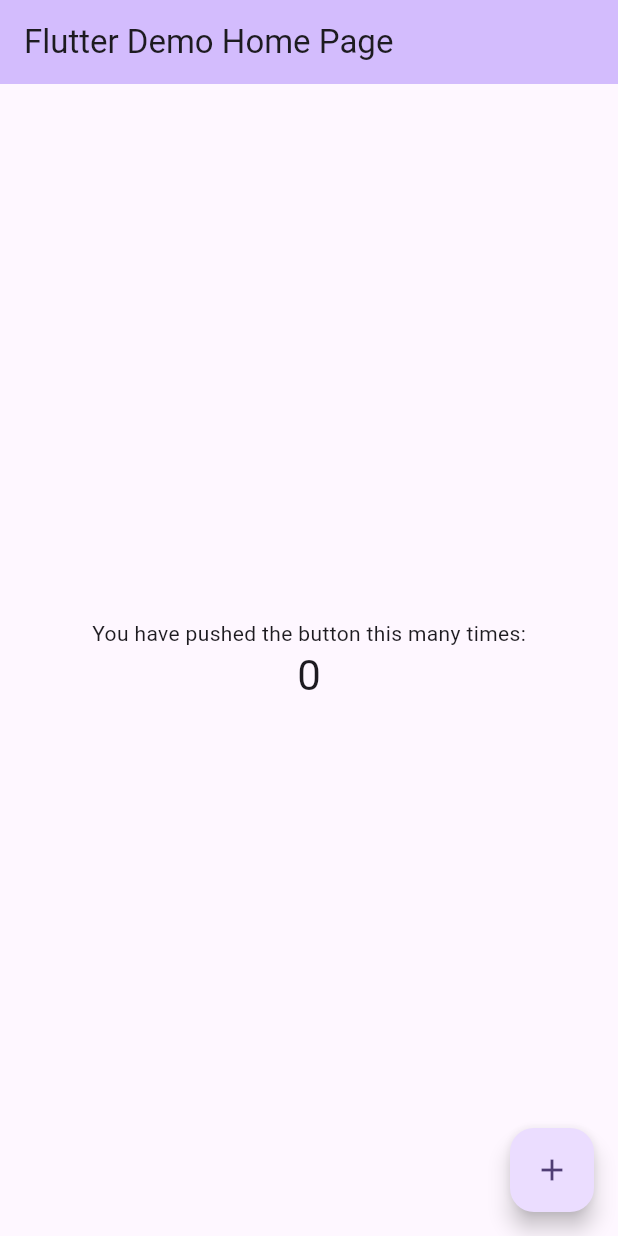
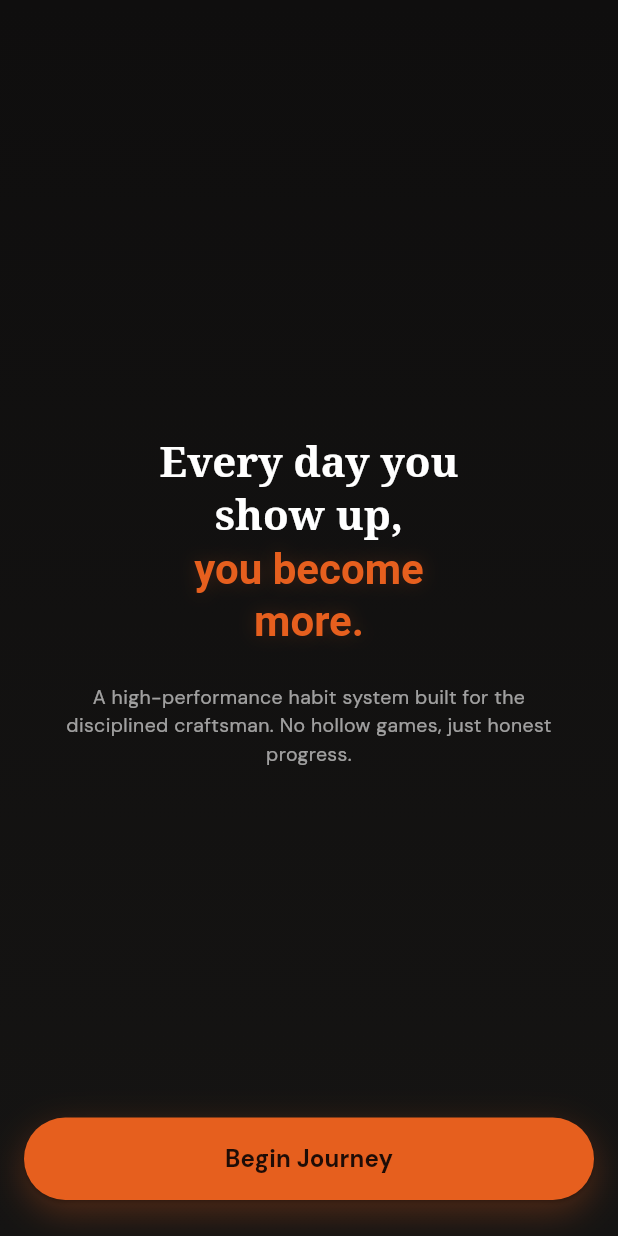
Before and after one commit to SMparthSharma/Habier, a Flutter app: the screen it shows after launch, on a phone screen of 412 x 824 dp. Run offline on Flutter 3.47's test engine with Material 3 defaults, Android fonts, the phone set to English and light mode, and no system bars; our stand-ins replace firebase_core; accounts and stored records are empty.

Commit message:
complete app setup

```diff
--- a/lib/main.dart
+++ b/lib/main.dart
@@ -1,4 +1,5 @@
 import 'package:flutter/material.dart';
+import 'views/onboarding/onboarding_screen.dart';
 
 void main() {
   runApp(const MyApp());
@@ -11,26 +12,12 @@ class MyApp extends StatelessWidget {
   @override
   Widget build(BuildContext context) {
     return MaterialApp(
-      title: 'Flutter Demo',
+      title: 'Habier',
+      debugShowCheckedModeBanner: false,
       theme: ThemeData(
-        // This is the theme of your application.
-        //
-        // TRY THIS: Try running your application with "flutter run". You'll see
-        // the application has a purple toolbar. Then, without quitting the app,
-        // try changing the seedColor in the colorScheme below to Colors.green
-        // and then invoke "hot reload" (save your changes or press the "hot
-        // reload" button in a Flutter-supported IDE, or press "r" if you used
-        // the command line to start the app).
-        //
-        // Notice that the counter didn't reset back to zero; the application
-        // state is not lost during the reload. To reset the state, use hot
-        // restart instead.
-        //
-        // This works for code too, not just values: Most code changes can be
-        // tested with just a hot reload.
-        colorScheme: .fromSeed(seedColor: Colors.deepPurple),
+        colorScheme: ColorScheme.fromSeed(seedColor: Colors.deepPurple),
       ),
-      home: const MyHomePage(title: 'Flutter Demo Home Page'),
+      home: const OnboardingScreen(),
     );
   }
 }
@@ -102,7 +89,7 @@ class _MyHomePageState extends State<MyHomePage> {
           // TRY THIS: Invoke "debug painting" (choose the "Toggle Debug Paint"
           // action in the IDE, or press "p" in the console), to see the
           // wireframe for each widget.
-          mainAxisAlignment: .center,
+          mainAxisAlignment: MainAxisAlignment.center,
           children: [
             const Text('You have pushed the button this many times:'),
             Text(
--- a/lib/theme/app_text_styles.dart
+++ b/lib/theme/app_text_styles.dart
@@ -57,9 +57,23 @@ class AppTextStyles {
         height: 1.3,
       );
 
+  static TextStyle get titleSm => TextStyle(
+        fontFamily: serif,
+        fontSize: AppSizes.textMd,
+        fontWeight: medium,
+        height: 1.3,
+      );
+
   // ───────────────────────────────────────────────────────────────────────────
   // Body Text
   // ───────────────────────────────────────────────────────────────────────────
+
+  static TextStyle get bodyLg => TextStyle(
+        fontFamily: sans,
+        fontSize: AppSizes.textLg,
+        fontWeight: regular,
+        height: 1.5,
+      );
 
   static TextStyle get bodyMd => TextStyle(
         fontFamily: sans,
@@ -73,6 +87,28 @@ class AppTextStyles {
         fontSize: AppSizes.textSm,
         fontWeight: regular,
         height: 1.5,
+      );
+
+  // ───────────────────────────────────────────────────────────────────────────
+  // Labels
+  // ───────────────────────────────────────────────────────────────────────────
+
+  static TextStyle get labelLg => TextStyle(
+        fontFamily: sans,
+        fontSize: AppSizes.textMd,
+        fontWeight: medium,
+      );
+
+  static TextStyle get labelMd => TextStyle(
+        fontFamily: sans,
+        fontSize: AppSizes.textSm,
+        fontWeight: medium,
+      );
+
+  static TextStyle get labelSm => TextStyle(
+        fontFamily: sans,
+        fontSize: AppSizes.textXs,
+        fontWeight: medium,
       );
 
   // ───────────────────────────────────────────────────────────────────────────
--- /dev/null
+++ b/lib/views/onboarding/onboarding_screen.dart
@@ -0,0 +1,122 @@
+import 'package:flutter/material.dart';
+import '../../theme/app_sizes.dart';
+import '../../theme/app_text_styles.dart';
+
+class OnboardingScreen extends StatelessWidget {
+  const OnboardingScreen({super.key});
+
+  @override
+  Widget build(BuildContext context) {
+    // Initialize AppSizes responsive scaling
+    AppSizes.init(context);
+
+    // Deep warm orange color from mockup
+    const Color brandOrange = Color(0xFFE65F1E);
+    // Dark background gradient colors
+    const Color bgStart = Color(0xFF0F0E0E);
+    const Color bgEnd = Color(0xFF151413);
+
+    return Scaffold(
+      body: Container(
+        width: double.infinity,
+        height: double.infinity,
+        decoration: const BoxDecoration(
+          gradient: LinearGradient(
+            begin: Alignment.topCenter,
+            end: Alignment.bottomCenter,
+            colors: [bgStart, bgEnd],
+          ),
+        ),
+        child: SafeArea(
+          child: Padding(
+            padding: EdgeInsets.symmetric(
+              horizontal: AppSizes.screenPaddingH,
+            ),
+            child: Column(
+              crossAxisAlignment: CrossAxisAlignment.stretch,
+              children: [
+                const Spacer(flex: 5),
+                // Heading Text
+                RichText(
+                  textAlign: TextAlign.center,
+                  text: TextSpan(
+                    style: AppTextStyles.displayLg.copyWith(
+                      color: Colors.white,
+                      height: 1.25,
+                    ),
+                    children: [
+                      const TextSpan(text: 'Every day you\nshow up,\n'),
+                      TextSpan(
+                        text: 'you become\nmore.',
+                        style: TextStyle(
+                          color: brandOrange,
+                          shadows: [
+                            Shadow(
+                              color: brandOrange.withOpacity(0.2),
+                              blurRadius: 15,
+                            ),
+                          ],
+                        ),
+                      ),
+                    ],
+                  ),
+                ),
+                SizedBox(height: AppSizes.spaceLg),
+                // Subtitle/Description
+                Padding(
+                  padding: EdgeInsets.symmetric(
+                    horizontal: AppSizes.spaceMd,
+                  ),
+                  child: Text(
+                    'A high-performance habit system built for the disciplined craftsman. No hollow games, just honest progress.',
+                    textAlign: TextAlign.center,
+                    style: AppTextStyles.bodySm.copyWith(
+                      color: Colors.white.withOpacity(0.6),
+                      height: 1.5,
+                    ),
+                  ),
+                ),
+                const Spacer(flex: 4),
+                // Begin Journey Button
+                Container(
+                  decoration: BoxDecoration(
+                    borderRadius: BorderRadius.circular(28),
+                    boxShadow: [
+                      BoxShadow(
+                        color: brandOrange.withOpacity(0.3),
+                        blurRadius: 20,
+                        offset: const Offset(0, 8),
+                      ),
+                    ],
+                  ),
+                  child: ElevatedButton(
+                    onPressed: () {
+                      // Navigate or start action
+                    },
+                    style: ElevatedButton.styleFrom(
+                      backgroundColor: brandOrange,
+                      foregroundColor: const Color(0xFF1E0C06),
+                      padding: const EdgeInsets.symmetric(vertical: 16),
+                      shape: RoundedRectangleBorder(
+                        borderRadius: BorderRadius.circular(28),
+                      ),
+                    ),
+                    child: Text(
+                      'Begin Journey',
+                      style: AppTextStyles.buttonMd.copyWith(
+                        fontSize: 16,
+                        fontWeight: FontWeight.bold,
+                        color: const Color(0xFF1E0C06),
+                      ),
+                    ),
+                  ),
+                ),
+                SizedBox(height: AppSizes.spaceLg),
+              ],
+            ),
+          ),
+        ),
+      ),
+    );
+  }
+}
```
Also changed, not shown: pubspec.yaml (+8 -8 lines), 3 other files.
